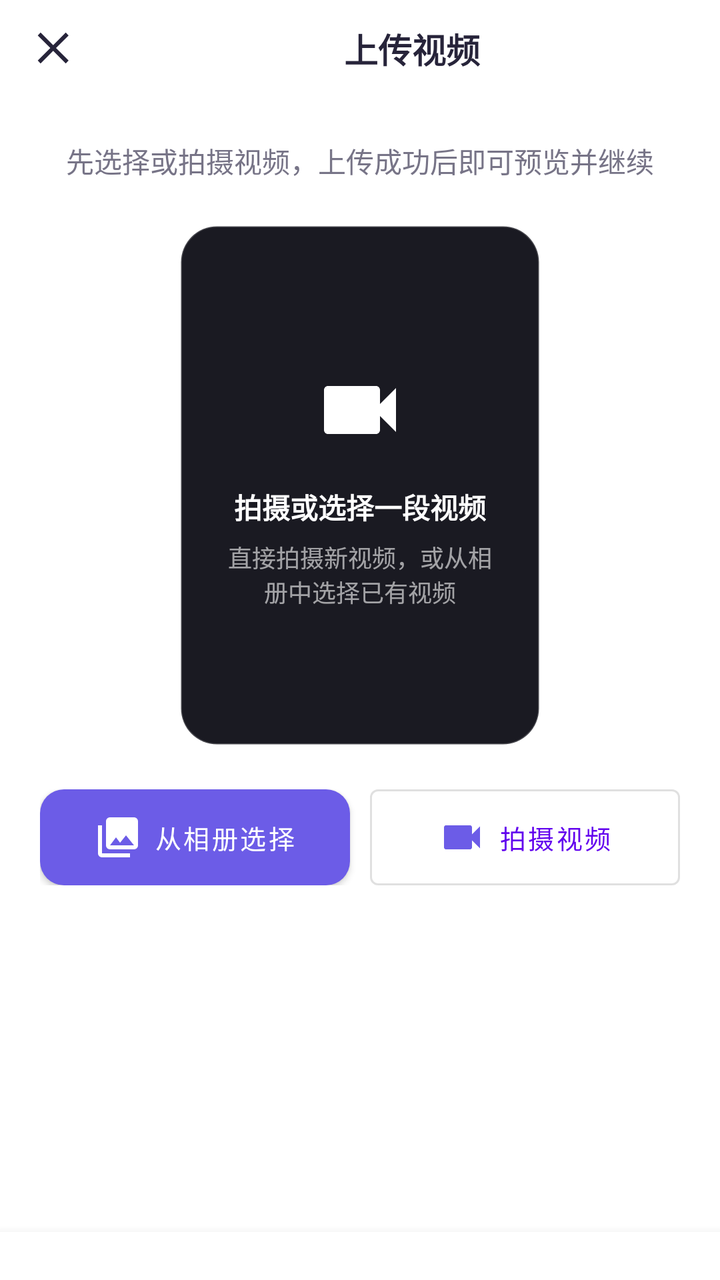
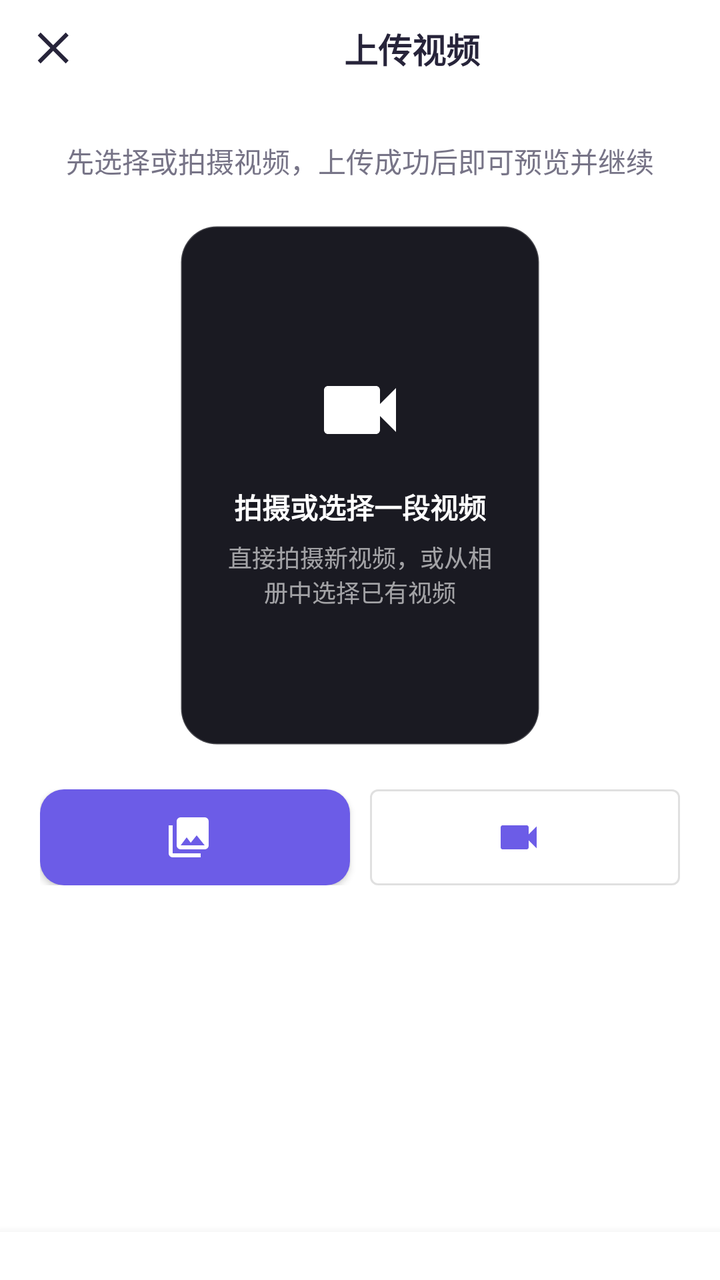

An Android layout rendered at two revisions. The XML below is the earlier revision; the diff shows what the commit changed to produce the second picture.
<!-- AndroidManifest.xml: application theme Theme.Synapseapp -->
<!-- res/layout/fragment_create_video.xml -->
<?xml version="1.0" encoding="utf-8"?>
<androidx.constraintlayout.widget.ConstraintLayout xmlns:android="http://schemas.android.com/apk/res/android"
    xmlns:app="http://schemas.android.com/apk/res-auto"
    android:layout_width="match_parent"
    android:layout_height="match_parent"
    android:background="@color/white">

    <ImageButton
        android:id="@+id/video_publish_close"
        android:layout_width="48dp"
        android:layout_height="48dp"
        android:layout_marginStart="4dp"
        android:background="?attr/selectableItemBackgroundBorderless"
        android:contentDescription="@string/video_publish_close"
        android:src="@drawable/ic_close"
        android:tint="@color/text_primary"
        app:layout_constraintStart_toStartOf="parent"
        app:layout_constraintTop_toTopOf="parent" />

    <TextView
        android:id="@+id/video_publish_heading"
        android:layout_width="0dp"
        android:layout_height="wrap_content"
        android:gravity="center"
        android:text="@string/video_publish_step_upload"
        android:textColor="@color/text_primary"
        android:textSize="17sp"
        android:textStyle="bold"
        app:layout_constraintBottom_toBottomOf="@id/video_publish_close"
        app:layout_constraintEnd_toEndOf="parent"
        app:layout_constraintStart_toEndOf="@id/video_publish_close"
        app:layout_constraintTop_toTopOf="@id/video_publish_close" />

    <ScrollView
        android:id="@+id/video_publish_scroll"
        android:layout_width="0dp"
        android:layout_height="0dp"
        android:clipToPadding="false"
        android:fillViewport="true"
        android:overScrollMode="ifContentScrolls"
        android:paddingBottom="12dp"
        app:layout_constraintBottom_toTopOf="@id/video_publish_footer"
        app:layout_constraintEnd_toEndOf="parent"
        app:layout_constraintStart_toStartOf="parent"
        app:layout_constraintTop_toBottomOf="@id/video_publish_close">

        <FrameLayout
            android:layout_width="match_parent"
            android:layout_height="match_parent">

            <LinearLayout
                android:id="@+id/video_publish_upload_step"
                android:layout_width="match_parent"
                android:layout_height="wrap_content"
                android:gravity="center_horizontal"
                android:orientation="vertical"
                android:paddingStart="20dp"
                android:paddingTop="22dp"
                android:paddingEnd="20dp"
                android:paddingBottom="24dp">

                <TextView
                    android:layout_width="match_parent"
                    android:layout_height="wrap_content"
                    android:gravity="center"
                    android:text="@string/video_publish_step_upload_hint"
                    android:textColor="@color/text_secondary"
                    android:textSize="14sp" />

                <FrameLayout
                    android:id="@+id/video_preview_container"
                    android:layout_width="180dp"
                    android:layout_height="260dp"
                    android:layout_marginTop="22dp"
                    android:background="@drawable/bg_video_preview">

                    <VideoView
                        android:id="@+id/video_preview"
                        android:layout_width="match_parent"
                        android:layout_height="match_parent"
                        android:visibility="gone" />

                    <LinearLayout
                        android:id="@+id/video_preview_empty"
                        android:layout_width="match_parent"
                        android:layout_height="match_parent"
                        android:gravity="center"
                        android:orientation="vertical"
                        android:padding="20dp">

                        <ImageView
                            android:layout_width="48dp"
                            android:layout_height="48dp"
                            android:contentDescription="@null"
                            android:src="@drawable/ic_video_camera"
                            android:tint="#99FFFFFF" />

                        <TextView
                            android:layout_width="wrap_content"
                            android:layout_height="wrap_content"
                            android:layout_marginTop="14dp"
                            android:gravity="center"
                            android:text="@string/video_publish_empty_title"
                            android:textColor="@color/white"
                            android:textSize="14sp"
                            android:textStyle="bold" />

                        <TextView
                            android:layout_width="wrap_content"
                            android:layout_height="wrap_content"
                            android:layout_marginTop="6dp"
                            android:gravity="center"
                            android:text="@string/video_publish_empty_subtitle"
                            android:textColor="#99FFFFFF"
                            android:textSize="12sp" />
                    </LinearLayout>

                    <ImageButton
                        android:id="@+id/video_preview_toggle"
                        android:layout_width="52dp"
                        android:layout_height="52dp"
                        android:layout_gravity="center"
                        android:background="@drawable/bg_video_action"
                        android:contentDescription="@string/video_publish_play"
                        android:src="@drawable/ic_play_arrow"
                        android:tint="@color/white"
                        android:visibility="gone" />

                    <TextView
                        android:id="@+id/video_preview_change"
                        android:layout_width="wrap_content"
                        android:layout_height="wrap_content"
                        android:layout_gravity="bottom|center_horizontal"
                        android:layout_margin="10dp"
                        android:background="@drawable/bg_video_action"
                        android:clickable="true"
                        android:focusable="true"
                        android:paddingStart="12dp"
                        android:paddingTop="6dp"
                        android:paddingEnd="12dp"
                        android:paddingBottom="6dp"
                        android:text="@string/video_publish_change"
                        android:textColor="@color/white"
                        android:textSize="12sp"
                        android:visibility="gone" />
                </FrameLayout>

                <LinearLayout
                    android:id="@+id/video_publish_select_actions"
                    android:layout_width="match_parent"
                    android:layout_height="wrap_content"
                    android:layout_marginTop="22dp"
                    android:orientation="horizontal">

                    <com.google.android.material.button.MaterialButton
                        android:id="@+id/video_publish_pick"
                        style="@style/Widget.Synapse.SearchButton"
                        android:layout_width="0dp"
                        android:layout_height="48dp"
                        android:layout_weight="1"
                        android:insetTop="0dp"
                        android:insetBottom="0dp"
                        android:minHeight="0dp"
                        android:text="@string/video_publish_pick"
                        android:textSize="13sp"
                        app:icon="@drawable/ic_photo_library"
                        app:iconGravity="textStart"
                        app:iconPadding="6dp"
                        app:iconTint="@color/white" />

                    <com.google.android.material.button.MaterialButton
                        android:id="@+id/video_publish_record"
                        style="@style/Widget.MaterialComponents.Button.OutlinedButton"
                        android:layout_width="0dp"
                        android:layout_height="48dp"
                        android:layout_marginStart="10dp"
                        android:layout_weight="1"
                        android:insetTop="0dp"
                        android:insetBottom="0dp"
                        android:minHeight="0dp"
                        android:text="@string/video_publish_record"
                        android:textSize="13sp"
                        app:icon="@drawable/ic_video_camera"
                        app:iconGravity="textStart"
                        app:iconPadding="6dp"
                        app:iconTint="@color/brand_primary" />
                </LinearLayout>
            </LinearLayout>

            <LinearLayout
                android:id="@+id/video_publish_details_step"
                android:layout_width="match_parent"
                android:layout_height="wrap_content"
                android:orientation="vertical"
                android:paddingStart="20dp"
                android:paddingTop="22dp"
                android:paddingEnd="20dp"
                android:paddingBottom="24dp"
                android:visibility="gone">

                <TextView
                    android:layout_width="match_parent"
                    android:layout_height="wrap_content"
                    android:text="@string/video_publish_step_details_hint"
                    android:textColor="@color/text_secondary"
                    android:textSize="14sp" />

                <EditText
                    android:id="@+id/video_publish_title_input"
                    android:layout_width="match_parent"
                    android:layout_height="52dp"
                    android:layout_marginTop="20dp"
                    android:background="@drawable/bg_search_field"
                    android:hint="@string/video_publish_title_hint"
                    android:inputType="textCapSentences"
                    android:paddingStart="14dp"
                    android:paddingEnd="14dp"
                    android:singleLine="true"
                    android:textColor="@color/text_primary"
                    android:textColorHint="@color/text_secondary"
                    android:textSize="14sp" />

                <EditText
                    android:id="@+id/video_publish_description"
                    android:layout_width="match_parent"
                    android:layout_height="160dp"
                    android:layout_marginTop="14dp"
                    android:background="@drawable/bg_search_field"
                    android:gravity="top|start"
                    android:hint="@string/video_publish_description_hint"
                    android:inputType="textMultiLine|textCapSentences"
                    android:maxLines="7"
                    android:minLines="5"
                    android:padding="14dp"
                    android:textColor="@color/text_primary"
                    android:textColorHint="@color/text_secondary"
                    android:textSize="14sp" />

                <com.google.android.material.textfield.TextInputLayout
                    android:id="@+id/video_publish_visibility_layout"
                    style="@style/Widget.MaterialComponents.TextInputLayout.OutlinedBox.ExposedDropdownMenu"
                    android:layout_width="match_parent"
                    android:layout_height="wrap_content"
                    android:layout_marginTop="14dp"
                    android:hint="@string/create_content_visibility_hint"
                    app:boxBackgroundColor="@color/white"
                    app:boxStrokeColor="@color/card_stroke"
                    app:cornerRadius="12dp">

                    <com.google.android.material.textfield.MaterialAutoCompleteTextView
                        android:id="@+id/video_publish_visibility"
                        android:layout_width="match_parent"
                        android:layout_height="wrap_content"
                        android:inputType="none"
                        android:textColor="@color/text_primary"
                        android:textSize="14sp" />
                </com.google.android.material.textfield.TextInputLayout>
            </LinearLayout>
        </FrameLayout>
    </ScrollView>

    <LinearLayout
        android:id="@+id/video_publish_footer"
        android:layout_width="0dp"
        android:layout_height="wrap_content"
        android:background="@color/white"
        android:elevation="8dp"
        android:orientation="vertical"
        android:paddingStart="18dp"
        android:paddingTop="8dp"
        android:paddingEnd="18dp"
        android:paddingBottom="8dp"
        app:layout_constraintBottom_toBottomOf="parent"
        app:layout_constraintEnd_toEndOf="parent"
        app:layout_constraintStart_toStartOf="parent">

        <LinearLayout
            android:layout_width="match_parent"
            android:layout_height="wrap_content"
            android:gravity="center_vertical"
            android:orientation="horizontal">

            <ProgressBar
                android:id="@+id/video_publish_progress"
                android:layout_width="22dp"
                android:layout_height="22dp"
                android:layout_marginEnd="10dp"
                android:indeterminate="true"
                android:visibility="gone" />

            <TextView
                android:id="@+id/video_publish_message"
                android:layout_width="0dp"
                android:layout_height="wrap_content"
                android:layout_weight="1"
                android:textColor="@color/text_secondary"
                android:textSize="13sp"
                android:visibility="gone" />
        </LinearLayout>

        <LinearLayout
            android:layout_width="match_parent"
            android:layout_height="wrap_content"
            android:layout_marginTop="8dp"
            android:orientation="horizontal">

            <com.google.android.material.button.MaterialButton
                android:id="@+id/video_publish_cancel"
                style="@style/Widget.MaterialComponents.Button.OutlinedButton"
                android:layout_width="0dp"
                android:layout_height="48dp"
                android:layout_weight="1"
                android:insetTop="0dp"
                android:insetBottom="0dp"
                android:minHeight="0dp"
                android:text="@string/video_publish_cancel"
                android:visibility="gone"
                app:cornerRadius="12dp" />

            <com.google.android.material.button.MaterialButton
                android:id="@+id/video_publish_next"
                style="@style/Widget.Synapse.SearchButton"
                android:layout_width="0dp"
                android:layout_height="48dp"
                android:layout_marginStart="10dp"
                android:layout_weight="1"
                android:insetTop="0dp"
                android:insetBottom="0dp"
                android:minHeight="0dp"
                android:text="@string/video_publish_next"
                android:visibility="gone"
                app:cornerRadius="12dp" />

            <com.google.android.material.button.MaterialButton
                android:id="@+id/video_publish_submit"
                style="@style/Widget.Synapse.SearchButton"
                android:layout_width="0dp"
                android:layout_height="48dp"
                android:layout_marginStart="10dp"
                android:layout_weight="1"
                android:insetTop="0dp"
                android:insetBottom="0dp"
                android:minHeight="0dp"
                android:text="@string/video_publish_action"
                android:visibility="gone"
                app:cornerRadius="12dp" />
        </LinearLayout>
    </LinearLayout>
</androidx.constraintlayout.widget.ConstraintLayout>
<!-- resources referenced by this layout -->
<resources>
  <color name="brand_primary">#6C5CE7</color>
  <color name="card_stroke">#E7E5EF</color>
  <color name="text_primary">#27243A</color>
  <color name="text_secondary">#777487</color>
  <color name="white">#FFFFFFFF</color>
  <!-- drawable bg_search_field (drawable) -->
  <?xml version="1.0" encoding="utf-8"?>
  <shape xmlns:android="http://schemas.android.com/apk/res/android">
      <solid android:color="@color/white" />
      <corners android:radius="12dp" />
      <stroke
          android:width="1dp"
          android:color="@color/card_stroke" />
  </shape>
  <!-- drawable bg_video_action (drawable) -->
  <?xml version="1.0" encoding="utf-8"?>
  <shape xmlns:android="http://schemas.android.com/apk/res/android">
      <solid android:color="#66000000" />
      <corners android:radius="28dp" />
  </shape>
  <!-- drawable bg_video_preview (drawable) -->
  <?xml version="1.0" encoding="utf-8"?>
  <shape xmlns:android="http://schemas.android.com/apk/res/android">
      <solid android:color="@color/video_preview_surface" />
      <corners android:radius="18dp" />
      <stroke
          android:width="1dp"
          android:color="@color/video_preview_stroke" />
  </shape>
  <!-- drawable ic_close (drawable) -->
  <?xml version="1.0" encoding="utf-8"?>
  <vector xmlns:android="http://schemas.android.com/apk/res/android"
      android:width="24dp"
      android:height="24dp"
      android:viewportWidth="24"
      android:viewportHeight="24">
      <path
          android:fillColor="#FFFFFFFF"
          android:pathData="M18.3,5.71L12,12l6.3,6.29 -1.41,1.42L10.59,13.41 4.29,19.71 2.88,18.29 9.17,12 2.88,5.71 4.29,4.29 10.59,10.59 16.89,4.29z" />
  </vector>
  <!-- drawable ic_play_arrow (drawable) -->
  <?xml version="1.0" encoding="utf-8"?>
  <vector xmlns:android="http://schemas.android.com/apk/res/android"
      android:width="24dp"
      android:height="24dp"
      android:viewportWidth="24"
      android:viewportHeight="24">
      <path
          android:fillColor="#FFFFFFFF"
          android:pathData="M8,5v14l11,-7z" />
  </vector>
  <string name="create_content_visibility_hint">谁可以看</string>
  <string name="video_publish_action">发布</string>
  <string name="video_publish_cancel">取消</string>
  <string name="video_publish_change">更换视频</string>
  <string name="video_publish_close">关闭</string>
  <string name="video_publish_description_hint">添加作品描述…（#话题# 会自动成为标签）</string>
  <string name="video_publish_empty_subtitle">直接拍摄新视频，或从相册中选择已有视频</string>
  <string name="video_publish_empty_title">拍摄或选择一段视频</string>
  <string name="video_publish_next">下一步</string>
  <string name="video_publish_pick">从相册选择</string>
  <string name="video_publish_play">播放视频</string>
  <string name="video_publish_record">拍摄视频</string>
  <string name="video_publish_step_details_hint">补充作品标题、描述和可见范围</string>
  <string name="video_publish_step_upload">上传视频</string>
  <string name="video_publish_step_upload_hint">先选择或拍摄视频，上传成功后即可预览并继续</string>
  <string name="video_publish_title_hint">标题（可选）</string>
  <style name="Widget.Synapse.SearchButton" parent="Widget.MaterialComponents.Button">
          <item name="backgroundTint">@color/brand_primary</item>
          <item name="android:textColor">@color/white</item>
          <item name="cornerRadius">12dp</item>
      </style>
  <style name="Theme.Synapseapp" parent="Theme.MaterialComponents.DayNight.NoActionBar">
          
          <item name="colorPrimary">@color/purple_500</item>
          <item name="colorPrimaryDark">@color/purple_700</item>
          <item name="colorAccent">@color/teal_200</item>
          
      </style>
  <color name="video_preview_surface">#1A1A22</color>
  <color name="video_preview_stroke">#33FFFFFF</color>
  <color name="purple_500">#FF6200EE</color>
  <color name="purple_700">#FF3700B3</color>
  <color name="teal_200">#FF03DAC5</color>
  <!-- unchanged entries left out for length: 2 -->
</resources>

<!-- the commit's change to res/layout/fragment_create_video.xml (unified diff, before → after) -->
@@ -161,7 +161,6 @@
                         android:insetTop="0dp"
                         android:insetBottom="0dp"
                         android:minHeight="0dp"
-                        android:text="@string/video_publish_pick"
                         android:textSize="13sp"
                         app:icon="@drawable/ic_photo_library"
                         app:iconGravity="textStart"
@@ -178,7 +177,6 @@
                         android:insetTop="0dp"
                         android:insetBottom="0dp"
                         android:minHeight="0dp"
-                        android:text="@string/video_publish_record"
                         android:textSize="13sp"
                         app:icon="@drawable/ic_video_camera"
                         app:iconGravity="textStart"
<!-- resource entries referenced after the edit -->
@@ -60,9 +60,7 @@
   <string name="video_publish_empty_subtitle">直接拍摄新视频，或从相册中选择已有视频</string>
   <string name="video_publish_empty_title">拍摄或选择一段视频</string>
   <string name="video_publish_next">下一步</string>
-  <string name="video_publish_pick">从相册选择</string>
   <string name="video_publish_play">播放视频</string>
-  <string name="video_publish_record">拍摄视频</string>
   <string name="video_publish_step_details_hint">补充作品标题、描述和可见范围</string>
   <string name="video_publish_step_upload">上传视频</string>
   <string name="video_publish_step_upload_hint">先选择或拍摄视频，上传成功后即可预览并继续</string>
